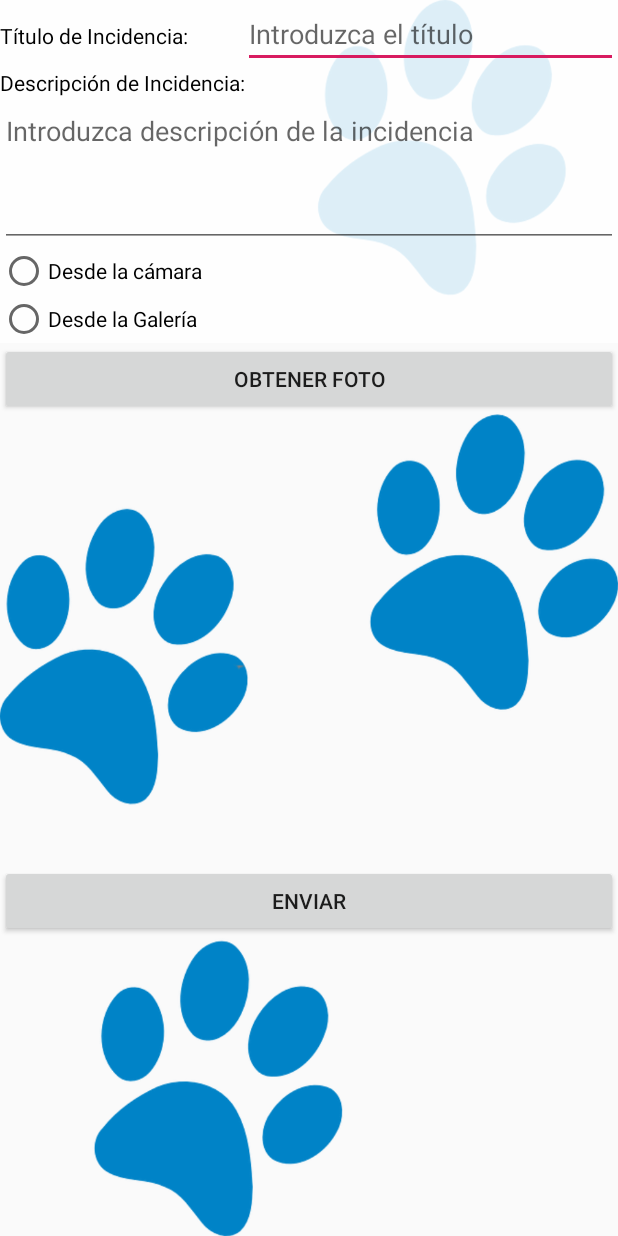
After one commit to jlsoriano86/Protectora, an Android app: the IncidenciasActivity screen opened directly, with no data from a screen before it, on a phone screen of 412 x 824 dp. The commit adds this screen. Run offline under Robolectric (Android 15) with nearby library versions, the phone set to English and light mode, and no system bars.

Commit message:
Creación de la pantalla de incidencias

```diff
--- a/app/src/main/AndroidManifest.xml
+++ b/app/src/main/AndroidManifest.xml
@@ -11,7 +11,8 @@
         android:roundIcon="@mipmap/ic_launcher_round"
         android:supportsRtl="true"
         android:theme="@style/AppTheme">
-        <activity android:name=".ModificaAnimalesActivity"></activity>
+        <activity android:name=".IncidenciasActivity"></activity>
+        <activity android:name=".ModificaAnimalesActivity" />
         <activity android:name=".BajaAnimalesActivity" />
         <activity android:name=".ConsultaAnimalesActivity" />
         <activity android:name=".AltaAnimalesActivity" />
--- a/app/src/main/res/layout/activity_baja_animales.xml
+++ b/app/src/main/res/layout/activity_baja_animales.xml
@@ -60,7 +60,7 @@
             android:textColor="@android:color/black" />
 
         <TextView
-            android:id="@+id/txtID"
+            android:id="@+id/txtNombre"
             android:layout_width="wrap_content"
             android:layout_height="wrap_content"
             android:layout_weight="1"
--- a/app/src/main/res/layout/activity_consulta_animales.xml
+++ b/app/src/main/res/layout/activity_consulta_animales.xml
@@ -61,7 +61,7 @@
             android:textColor="@android:color/black" />
 
         <TextView
-            android:id="@+id/txtID"
+            android:id="@+id/txtNombre"
             android:layout_width="wrap_content"
             android:layout_height="wrap_content"
             android:layout_weight="1"
--- /dev/null
+++ b/app/src/main/res/layout/activity_incidencias.xml
@@ -0,0 +1,116 @@
+<?xml version="1.0" encoding="utf-8"?>
+<LinearLayout xmlns:android="http://schemas.android.com/apk/res/android"
+    xmlns:app="http://schemas.android.com/apk/res-auto"
+    xmlns:tools="http://schemas.android.com/tools"
+    android:layout_width="match_parent"
+    android:layout_height="match_parent"
+    android:orientation="vertical"
+    android:background="@drawable/fondoapp"
+    tools:context=".IncidenciasActivity">
+
+    <LinearLayout
+    android:background="#ddffffff"
+    android:layout_width="match_parent"
+    android:layout_height="wrap_content"
+    android:orientation="horizontal">
+
+    <TextView
+        android:id="@+id/lblTitulo"
+        android:layout_width="wrap_content"
+        android:layout_height="wrap_content"
+        android:layout_weight="1"
+        android:text="Título de Incidencia:"
+        android:textColor="@android:color/black" />
+
+        <EditText
+            android:id="@+id/txtNombre"
+            android:layout_width="wrap_content"
+            android:layout_height="wrap_content"
+            android:layout_weight="1"
+            android:ems="10"
+            android:hint="Introduzca el título"
+            android:inputType="textPersonName" />
+
+
+</LinearLayout>
+
+    <LinearLayout
+        android:background="#ddffffff"
+        android:layout_width="match_parent"
+        android:layout_height="wrap_content"
+        android:orientation="horizontal">
+
+        <TextView
+            android:id="@+id/lblDescripcion"
+            android:layout_width="wrap_content"
+            android:layout_height="wrap_content"
+            android:layout_weight="1"
+            android:text="Descripción de Incidencia:"
+            android:textColor="@android:color/black" />
+
+
+    </LinearLayout>
+
+    <LinearLayout
+        android:background="#ddffffff"
+        android:layout_width="match_parent"
+        android:layout_height="wrap_content">
+
+
+        <EditText
+            android:id="@+id/txtDescripcion"
+            android:layout_width="match_parent"
+            android:layout_height="100dp"
+            android:ems="10"
+            android:gravity="start|top"
+            android:hint="Introduzca descripción de la incidencia"
+            android:inputType="textMultiLine" />
+    </LinearLayout>
+
+    <RadioGroup
+        android:background="#ddffffff"
+        android:id="@+id/radOrigen"
+        android:layout_width="match_parent"
+        android:layout_height="wrap_content">
+
+        <RadioButton
+            android:id="@+id/radCamara"
+            android:layout_width="wrap_content"
+            android:layout_height="wrap_content"
+            android:layout_weight="1"
+            android:text="Desde la cámara" />
+
+        <RadioButton
+            android:id="@+id/radGaleria"
+            android:layout_width="wrap_content"
+            android:layout_height="wrap_content"
+            android:layout_weight="1"
+            android:text="Desde la Galería" />
+    </RadioGroup>
+
+    <Button
+        android:layout_width="match_parent"
+        android:layout_height="wrap_content"
+        android:onClick="clicObtener"
+        android:text="Obtener foto" />
+
+    <FrameLayout
+        android:layout_width="250dp"
+        android:layout_height="300dp"
+        android:layout_gravity="center"
+        android:padding="16dp">
+
+        <ImageView
+            android:id="@+id/imgImagen"
+            android:layout_width="match_parent"
+            android:layout_height="match_parent"
+            android:layout_gravity="center" />
+    </FrameLayout>
+
+    <Button
+        android:id="@+id/button4"
+        android:layout_width="match_parent"
+        android:layout_height="wrap_content"
+        android:text="ENVIAR" />
+
+</LinearLayout>
```
Also changed, not shown: app/src/main/java/com/example/protectora/IncidenciasActivity.java (added, +70 -0 lines), app/src/main/java/com/example/protectora/Principal.java (+11 -1 lines), app/src/main/res/layout/activity_alta_animales.xml (+7 -7 lines), app/src/main/res/layout/activity_modifica_animales.xml (+27 -2 lines).
